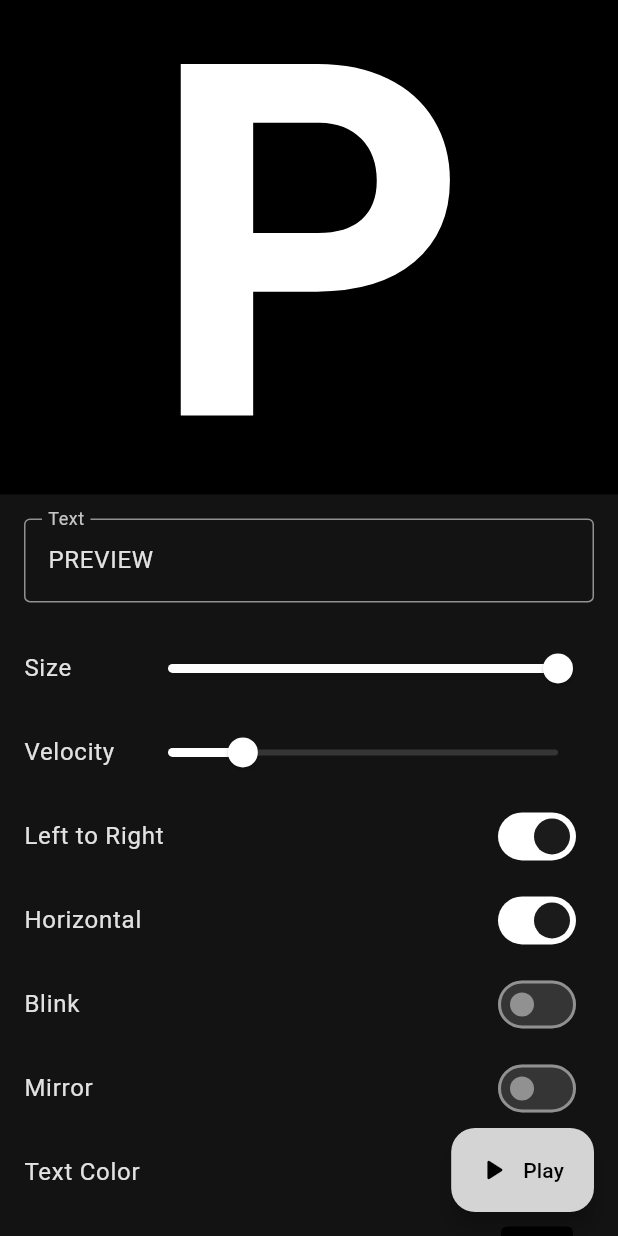
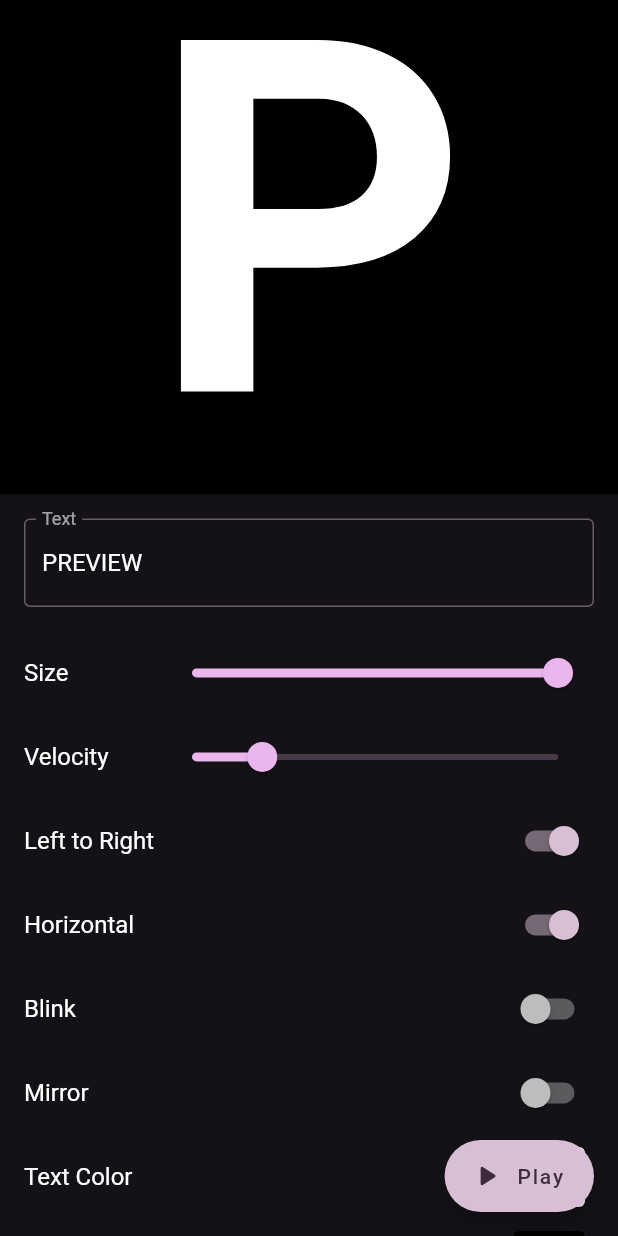
Before and after one commit to reza00farjam/shout-board, a Flutter app: the screen it shows after launch, on a phone screen of 412 x 824 dp. Run offline on Flutter 3.47's test engine with Material 3 defaults, Android fonts, the phone set to English and light mode, and no system bars; our stand-ins replace flutter_colorpicker, freezed_annotation, go_router, shared_preferences; missing offline and left inert: marqueer.

Commit message:
style: disable Material 3 in dark theme and change seed color to purple

```diff
--- a/lib/ui/core/themes/theme.dart
+++ b/lib/ui/core/themes/theme.dart
@@ -1,18 +1,18 @@
 import 'package:flutter/material.dart';
 
 abstract final class AppTheme {
+  static const _bgColor = Color(0xFF151217);
+
   static ThemeData darkTheme = ThemeData(
-    useMaterial3: true,
+    useMaterial3: false,
+    dialogBackgroundColor: _bgColor,
+    scaffoldBackgroundColor: _bgColor,
     colorScheme: ColorScheme.fromSeed(
-      seedColor: Colors.red,
+      seedColor: Colors.purple,
       brightness: Brightness.dark,
-      dynamicSchemeVariant: DynamicSchemeVariant.monochrome,
     ),
     inputDecorationTheme: const InputDecorationTheme(
       border: OutlineInputBorder(),
     ),
-    sliderTheme: const SliderThemeData(
-      overlayShape: RoundSliderOverlayShape(overlayRadius: 16),
-    ),
   );
 }
```
